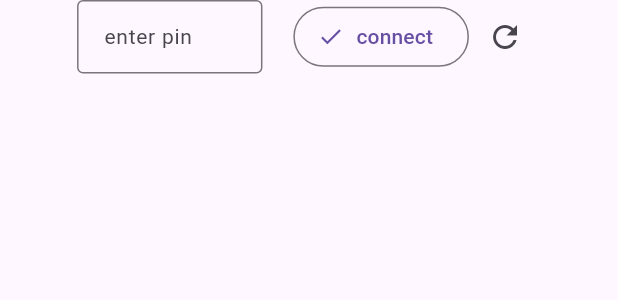
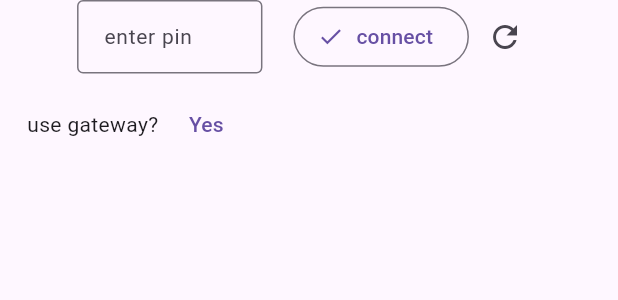
Before and after one commit to animeshxd/file_transfer_app, a Flutter app: the PageForReceive widget shown alone on an empty page, opened directly, on a phone screen of 412 x 824 dp. Shown: the top 300 px of the screen. Run offline on Flutter 3.47's test engine with Material 2 defaults, Android fonts, the phone set to English and light mode, and no system bars; our stand-ins replace connectivity_plus, file_picker, shelf; missing offline and left inert: desktop_drop, download_manager, network_info_plus, network_info_windows, shelf_router.

Commit message:
enabled use tethering for host

```diff
--- a/lib/pages/receive.dart
+++ b/lib/pages/receive.dart
@@ -8,6 +8,7 @@ import 'package:flutter/material.dart';
 import 'package:url_launcher/url_launcher.dart';
 
 import '../widgets/adaptive_button.dart';
+import '../widgets/yes_no_button.dart';
 
 class PageForReceive extends StatefulWidget {
   const PageForReceive({super.key});
@@ -26,6 +27,7 @@ var _serverFound = ServerFoundState.NOTFOUND;
 
 class _PageForReceiveState extends State<PageForReceive> {
   final _formKey = GlobalKey<FormState>();
+  bool _useGateway = false;
   @override
   void initState() {
     super.initState();
@@ -82,6 +84,20 @@ class _PageForReceiveState extends State<PageForReceive> {
             )
           ],
         ),
+        Padding(
+          padding: const EdgeInsets.fromLTRB(18, 10, 2, 2),
+          child: Row(
+            children: [
+              const Text("use gateway?"),
+              YesNoButton(
+                value: _useGateway,
+                onChanged: (value) async => setState(() {
+                  _useGateway = value;
+                }),
+              )
+            ],
+          ),
+        ),
         Expanded(
           child: RefreshIndicator(
             onRefresh: () async => _getFiles(),
@@ -121,7 +137,7 @@ class _PageForReceiveState extends State<PageForReceive> {
   }
 
   void _downloadHandler(File file) async {
-    var hostPort = await getHostPort(pin);
+    var hostPort = await getHostPort(pin, _useGateway);
     if (hostPort == null) return;
     var ip = hostPort.ip;
     var port = hostPort.port;
@@ -139,7 +155,7 @@ class _PageForReceiveState extends State<PageForReceive> {
 
   void _getFiles() async {
     if (_pinValidator(pin) != null) return;
-    var hostPort = await getHostPort(pin);
+    var hostPort = await getHostPort(pin, _useGateway);
     if (hostPort == null) return;
     try {
       files =
@@ -156,6 +172,7 @@ class _PageForReceiveState extends State<PageForReceive> {
 
   String? _pinValidator(value) {
     if (value == null || value.isEmpty) return '';
+    if (_useGateway && value.length == 4) return null;
     if (value.length < 5 || !RegExp(r'\d+').hasMatch(value)) {
       return "invalid pin";
     }
--- a/lib/utils.dart
+++ b/lib/utils.dart
@@ -75,7 +75,7 @@ class HostPort {
   HostPort(this.ip, this.port);
 }
 
-Future<HostPort?> getHostPort(String pin) async {
+Future<HostPort?> getHostPort(String pin, bool useGateway) async {
   String? ip, gateway;
 
   if (Platform.isWindows) {
@@ -102,6 +102,9 @@ Future<HostPort?> getHostPort(String pin) async {
 
   // print(ip);
   var port = pin.substring(pin.length - 4, pin.length);
+  if (useGateway) {
+    return HostPort(gateway, int.parse(port));
+  }
   // print(port);
   var ip0 = ip.split('.');
   var gateway0 = gateway.split('.');
--- /dev/null
+++ b/lib/widgets/yes_no_button.dart
@@ -0,0 +1,35 @@
+import 'package:flutter/material.dart';
+
+class YesNoButton extends StatefulWidget {
+  final Future<void> Function(bool) onChanged;
+  final bool value;
+  const YesNoButton({Key? key, required this.onChanged, required this.value})
+      : super(key: key);
+
+  @override
+  State<YesNoButton> createState() => _YesNoButtonState();
+}
+
+class _YesNoButtonState extends State<YesNoButton> {
+  bool value = false;
+  @override
+  void initState() {
+    super.initState();
+    value = widget.value;
+  }
+
+  @override
+  Widget build(BuildContext context) {
+    return TextButton(
+      onPressed: () {
+        setState(() {
+          value = !value;
+          widget.onChanged(value);
+        });
+      },
+      child: Text(
+        !value ? "Yes" : "No",
+      ),
+    );
+  }
+}
```
Also changed, not shown: lib/app.dart (+17 -2 lines), lib/pages/send.dart (+14 -2 lines).
